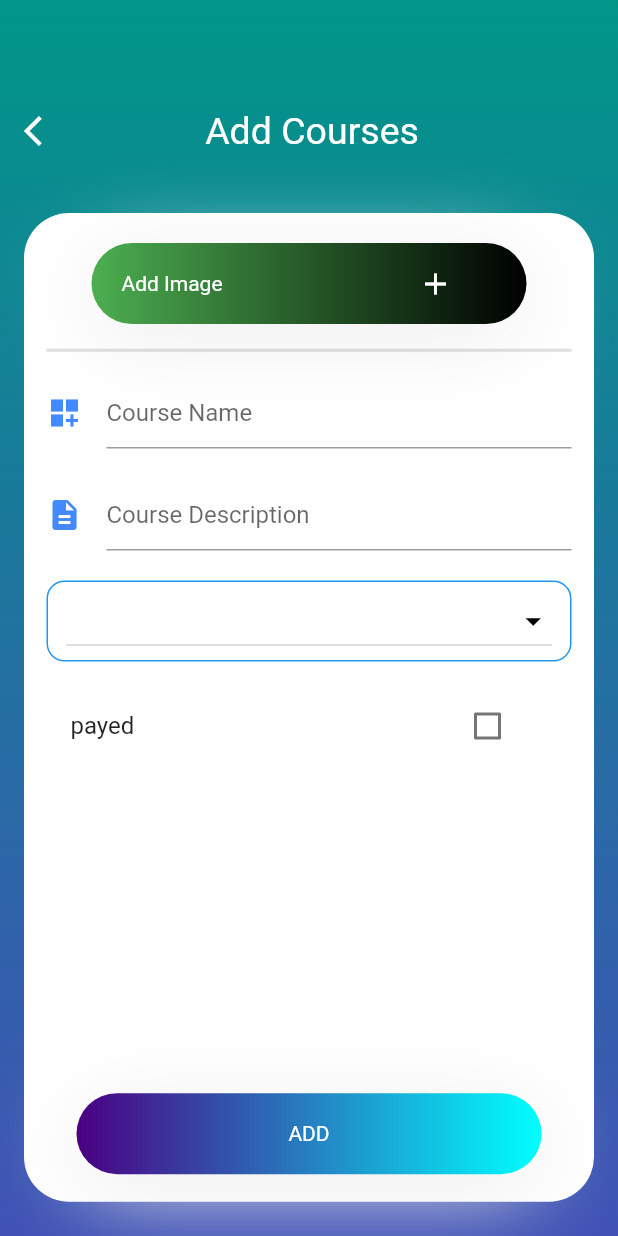
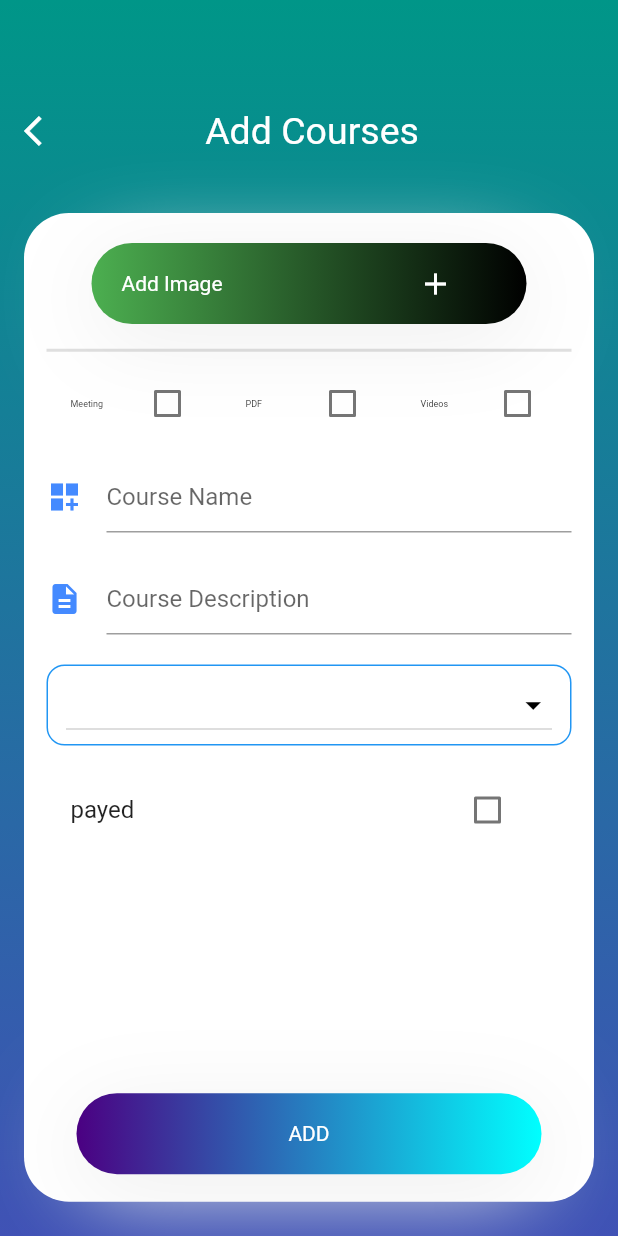
Before and after one commit to samitfifha/Learnify, a Flutter app: the AddCourseScreen screen opened directly, on a phone screen of 412 x 824 dp. Run offline on Flutter 3.47's test engine with Material 2 defaults, Android fonts, the light colour scheme and no system bars; our stand-ins replace flutter_svg, font_awesome_flutter, image_picker, introduction_screen, shared_preferences; accounts and stored records are empty; Roboto replaces fonts that are missing (Circular, Nisebuschgardens).

Commit message:
6/03/2022 v.1.2

```diff
--- a/lib/addcoursescreen.dart
+++ b/lib/addcoursescreen.dart
@@ -139,6 +139,52 @@ class _AddCourseScreenState extends State<AddCourseScreen> {
                                           height: 15,
                                           thickness: 2,
                                         ),
+                                        Row(
+                                          children: [
+                                            Flexible(
+                                              child: CheckboxListTile(
+                                                title: const Text(
+                                                  "Meeting",
+                                                  style: TextStyle(fontSize: 6),
+                                                ),
+                                                value: isChecked,
+                                                onChanged: (bool? value) {
+                                                  setState(() {
+                                                    isChecked = value!;
+                                                  });
+                                                },
+                                              ),
+                                            ),
+                                            Flexible(
+                                              child: CheckboxListTile(
+                                                title: const Text(
+                                                  "PDF",
+                                                  style: TextStyle(fontSize: 6),
+                                                ),
+                                                value: isChecked,
+                                                onChanged: (bool? value) {
+                                                  setState(() {
+                                                    isChecked = value!;
+                                                  });
+                                                },
+                                              ),
+                                            ),
+                                            Flexible(
+                                              child: CheckboxListTile(
+                                                title: const Text(
+                                                  "Videos",
+                                                  style: TextStyle(fontSize: 6),
+                                                ),
+                                                value: isChecked,
+                                                onChanged: (bool? value) {
+                                                  setState(() {
+                                                    isChecked = value!;
+                                                  });
+                                                },
+                                              ),
+                                            ),
+                                          ],
+                                        ),
                                         SizedBox(
                                           height: 10,
                                         ),
--- a/pubspec.yaml
+++ b/pubspec.yaml
@@ -38,7 +38,7 @@ dependencies:
   introduction_screen:
   pin_code_fields:
   flutter_custom_clippers:
-  image_picker: ^0.8.4+9
+  image_picker: ^0.8.4+10
   jitsi_meet:
   flutter_svg: ^0.20.0-nullsafety.3
   kf_drawer: ^1.2.1
```
Also changed, not shown: lib/editprofilescreen.dart (+22 -1 lines), lib/registerscreen.dart (+11 -10 lines), pubspec.lock.
